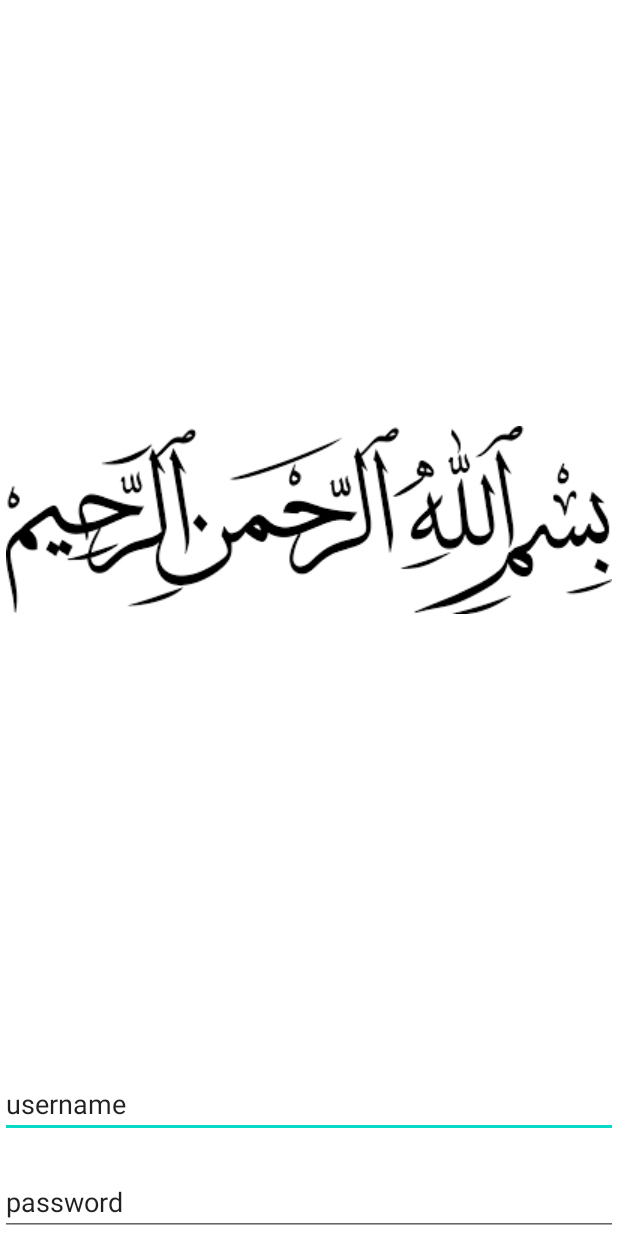
After one commit to Mahreen-Asama/Lec-14-Toast-Dialog, an Android app: the layout sign_in.xml on its own in the app's theme, with its tools: preview values and no code run, on a phone screen of 412 x 824 dp. The commit adds this screen. Run offline under Robolectric (Android 15) with nearby library versions, the phone set to English and light mode, and no system bars.

```diff
--- /dev/null
+++ b/app/src/main/res/layout/sign_in.xml
@@ -0,0 +1,44 @@
+<?xml version="1.0" encoding="utf-8"?>
+<androidx.constraintlayout.widget.ConstraintLayout xmlns:android="http://schemas.android.com/apk/res/android"
+    xmlns:app="http://schemas.android.com/apk/res-auto"
+    xmlns:tools="http://schemas.android.com/tools"
+    android:layout_width="match_parent"
+    android:layout_height="match_parent">
+
+    <EditText
+        android:id="@+id/editTextTextPersonName"
+        android:layout_width="match_parent"
+        android:layout_height="wrap_content"
+        android:layout_marginBottom="20dp"
+        android:ems="10"
+        android:inputType="textPersonName"
+        android:text="username"
+        app:layout_constraintBottom_toTopOf="@+id/editTextTextPersonName2"
+        app:layout_constraintEnd_toEndOf="parent"
+        app:layout_constraintStart_toStartOf="parent"
+        tools:ignore="TouchTargetSizeCheck" />
+
+    <EditText
+        android:id="@+id/editTextTextPersonName2"
+        android:layout_width="match_parent"
+        android:layout_height="wrap_content"
+        android:ems="10"
+        android:inputType="textPersonName"
+        android:text="password"
+        app:layout_constraintBottom_toBottomOf="parent"
+        app:layout_constraintEnd_toEndOf="parent"
+        app:layout_constraintStart_toStartOf="parent"
+        tools:ignore="TouchTargetSizeCheck" />
+
+    <ImageView
+        android:id="@+id/imageView2"
+        android:layout_width="wrap_content"
+        android:layout_height="wrap_content"
+        android:layout_marginBottom="20dp"
+        app:layout_constraintBottom_toTopOf="@+id/editTextTextPersonName"
+        app:layout_constraintEnd_toEndOf="parent"
+        app:layout_constraintStart_toStartOf="parent"
+        app:layout_constraintTop_toTopOf="parent"
+        app:srcCompat="@drawable/images" />
+
+</androidx.constraintlayout.widget.ConstraintLayout>
```
Also changed, not shown: app/src/main/java/com/example/lec_14_dialog/MainActivity.java (+74 -5 lines), app/src/main/res/layout/activity_main.xml (+20 -0 lines), app/src/main/res/drawable/images.png (added).
